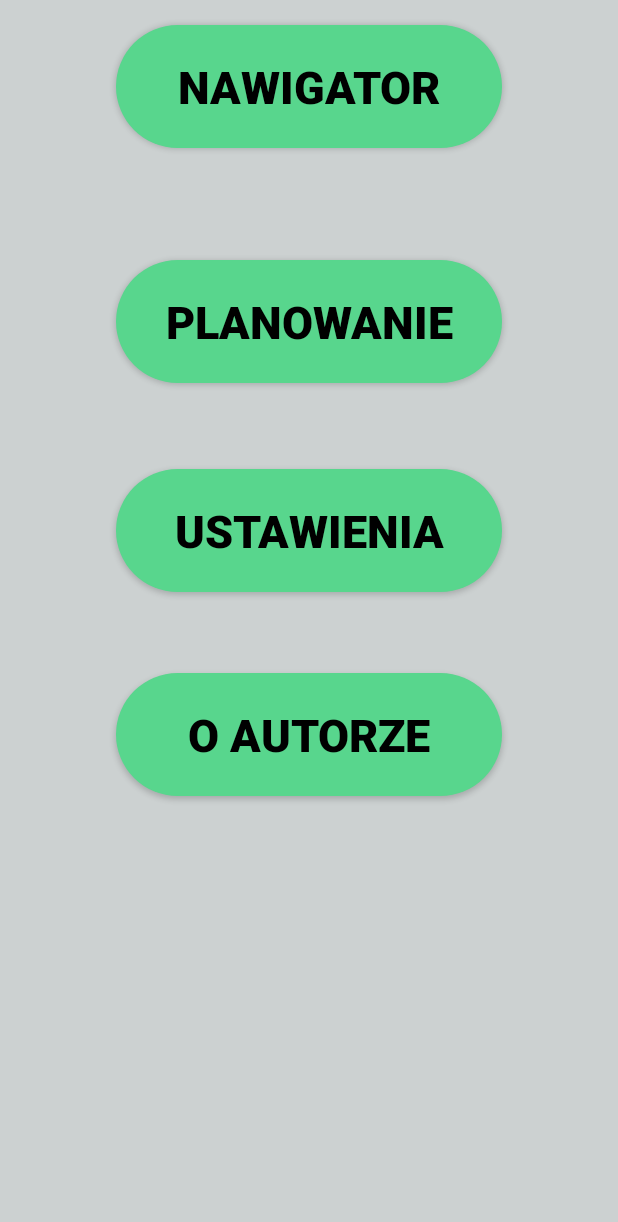
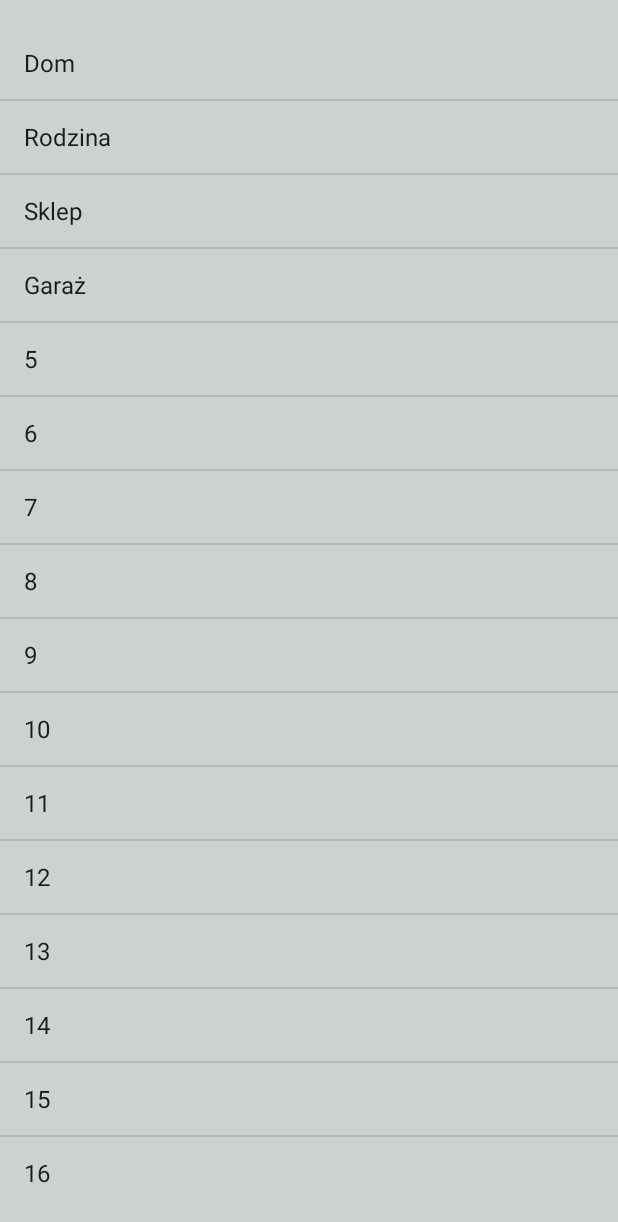
Before and after one commit to Szeryfo/SenNavigator, an Android app: the screen it shows after launch (MainActivity before the commit, ListActivity after it), on a phone screen of 412 x 824 dp. Shown: the top 1222 px of the screen. Run offline under Robolectric (Android 15) with nearby library versions, the phone set to English and light mode, and no system bars.

Commit message:
Added new activity with planning list

```diff
--- /dev/null
+++ b/app/src/main/java/com/example/sennavigator/ListActivity.java
@@ -0,0 +1,44 @@
+package com.example.sennavigator;
+
+import android.content.Intent;
+import android.os.Bundle;
+import android.view.View;
+import android.widget.AdapterView;
+import android.widget.ArrayAdapter;
+import android.widget.ListView;
+
+import androidx.appcompat.app.AppCompatActivity;
+
+public class ListActivity extends AppCompatActivity {
+
+     ListView listView;
+
+     @Override
+     protected void onCreate(Bundle savedInstanceState) {
+          super.onCreate(savedInstanceState);
+          setContentView(R.layout.activity_list);
+
+          listView = findViewById(R.id.listView);
+
+          String[] values = new String[] {
+                  "Dom","Rodzina","Sklep","Garaż",
+                  "5","6","7","8",
+                  "9","10","11","12",
+                  "13","14","15","16"
+          };
+
+          ArrayAdapter<String> arrayAdapter = new ArrayAdapter<>(this,
+                  android.R.layout.simple_list_item_1,
+                  android.R.id.text1, values);
+
+          listView.setAdapter(arrayAdapter);
+
+          listView.setOnItemClickListener((parent, view, position, id) -> {
+           //    if (id == 0) {
+                    Intent intent = new Intent(view.getContext(), MapActivity.class);
+                    intent.putExtra("string",values[(int) id]);
+                    startActivity(intent);
+
+          });
+     }
+}
--- a/app/src/main/java/com/example/sennavigator/MainActivity.java
+++ b/app/src/main/java/com/example/sennavigator/MainActivity.java
@@ -34,5 +34,11 @@ public class MainActivity extends FragmentActivity {
             Intent intent = new Intent(MainActivity.this, PlanningActivity.class);
             startActivity(intent);
         });
+
+        Button btnListMap = findViewById(R.id.btnLista);
+        btnListMap.setOnClickListener(v -> {
+            Intent intent = new Intent(MainActivity.this, ListActivity.class);
+            startActivity(intent);
+        });
     }
 }
--- /dev/null
+++ b/app/src/main/res/layout/activity_list.xml
@@ -0,0 +1,18 @@
+<?xml version="1.0" encoding="utf-8"?>
+<androidx.constraintlayout.widget.ConstraintLayout
+    xmlns:android="http://schemas.android.com/apk/res/android"
+    xmlns:app="http://schemas.android.com/apk/res-auto"
+    android:layout_width="match_parent"
+    android:layout_height="match_parent"
+    android:background="#CCD1D1">
+
+    <ListView
+        android:id="@+id/listView"
+        android:layout_width="wrap_content"
+        android:layout_height="wrap_content"
+        app:layout_constraintBottom_toBottomOf="parent"
+        app:layout_constraintEnd_toEndOf="parent"
+        app:layout_constraintStart_toStartOf="parent"
+        app:layout_constraintTop_toTopOf="parent" />
+
+</androidx.constraintlayout.widget.ConstraintLayout>
```
Also changed, not shown: app/src/main/AndroidManifest.xml (+9 -0 lines), app/src/main/java/com/example/sennavigator/MapActivity.java (+7 -1 lines), app/src/main/res/layout/activity_main.xml (+24 -2 lines).
